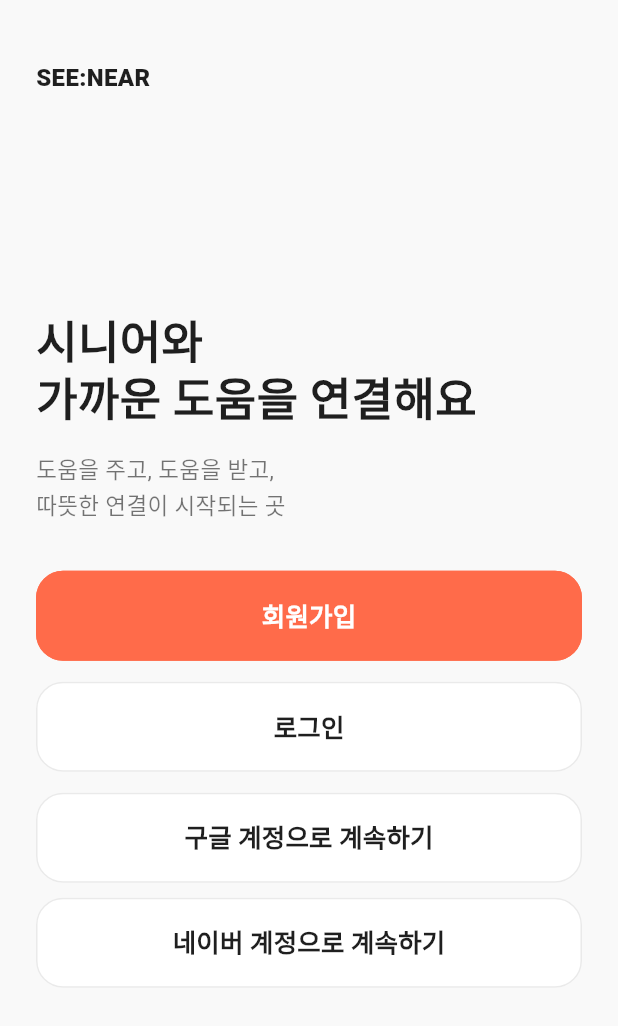
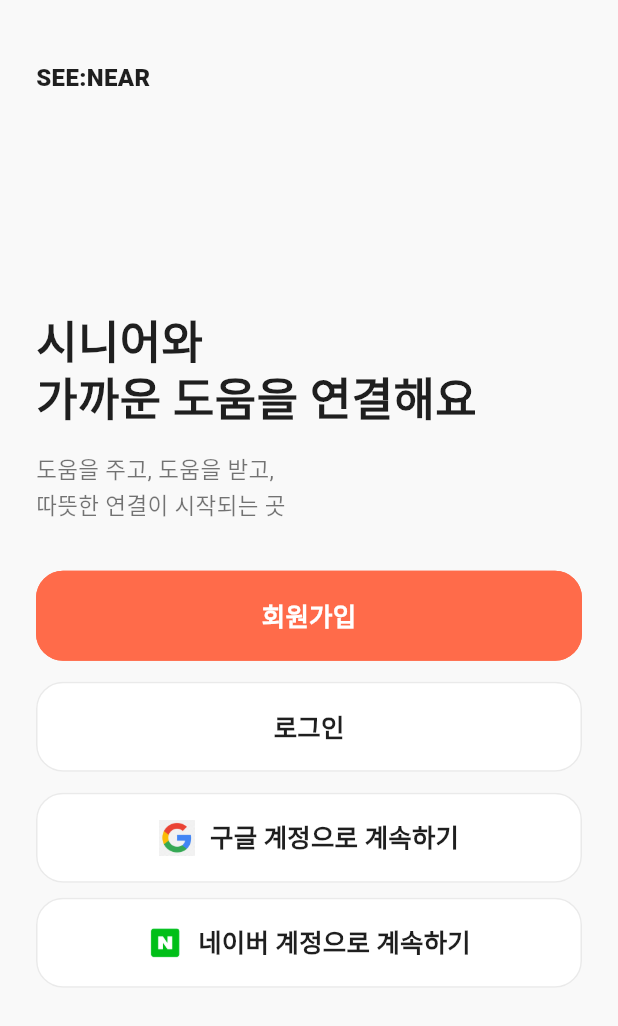
Before and after one commit to woong0529/SEMOTON_TEAM5_FRONTEND, a Flutter app: the screen it shows after launch, on a phone screen of 412 x 824 dp. Shown: the top 1026 px of the screen. Run offline on Flutter 3.47's test engine with Material 3 defaults, Android fonts, the phone set to English and light mode, and no system bars.

Commit message:
구글과 네이버 로그인 버튼 내에 아이콘 추가

```diff
--- a/lib/screens/auth/login_screen.dart
+++ b/lib/screens/auth/login_screen.dart
@@ -70,11 +70,13 @@ class LoginScreen extends StatelessWidget {
                 text: '구글 계정으로 계속하기',
                 filled: false,
                 onTap: () {},
+                assetPath: 'assets/google-logo.png',
               ),
               const SizedBox(height: 10),
               AppButton(
                 text: '네이버 계정으로 계속하기',
                 filled: false,
+                assetPath: 'assets/naver-icon-style.png',
                 onTap: () {},
               ),
               const Spacer(),
--- a/lib/widgets/app_button.dart
+++ b/lib/widgets/app_button.dart
@@ -6,6 +6,7 @@ class AppButton extends StatelessWidget {
   final VoidCallback onTap;
   final bool filled;
   final double height;
+  final String? assetPath;
 
   const AppButton({
     super.key,
@@ -13,6 +14,7 @@ class AppButton extends StatelessWidget {
     required this.onTap,
     this.filled = true,
     this.height = 60,
+    this.assetPath,
   });
 
   @override
@@ -33,12 +35,21 @@ class AppButton extends StatelessWidget {
             ),
           ),
         ),
-        child: Text(
+        child: Row(
+          mainAxisAlignment: MainAxisAlignment.center,
+          mainAxisSize: MainAxisSize.min,
+          children: [
+            if (assetPath != null) ...[
+              Image.asset(assetPath!, width: 24, height: 24),
+              const SizedBox(width: 10),
+            ],
+          Text(
           text,
           style: const TextStyle(
             fontSize: 17,
-            fontWeight: FontWeight.w700,
+            fontWeight: FontWeight.w700,),
           ),
+          ],
         ),
       ),
     );
--- a/pubspec.yaml
+++ b/pubspec.yaml
@@ -58,9 +58,9 @@ flutter:
   uses-material-design: true
 
   # To add assets to your application, add an assets section, like this:
-  # assets:
-  #   - images/a_dot_burr.jpeg
-  #   - images/a_dot_ham.jpeg
+  assets:
+  - assets/naver-icon-style.png
+  - assets/google-logo.png
 
   # An image asset can refer to one or more resolution-specific "variants", see
   # https://flutter.dev/to/resolution-aware-images
```
Also changed, not shown: assets/google-logo.png (added), assets/naver-icon-style.png (added).
